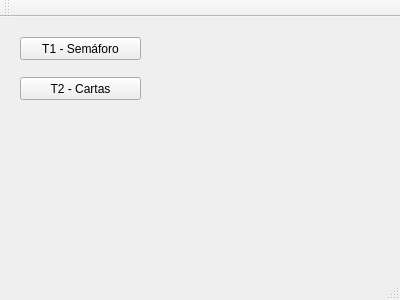
Qt form mainwindow.ui (Raimmaster/Tareas-Estructura) before a commit.
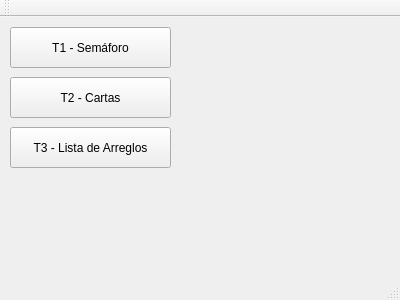
The same form after that commit.

```diff
--- a/mainwindow.ui
+++ b/mainwindow.ui
@@ -17,10 +17,10 @@
    <widget class="QPushButton" name="bT1">
     <property name="geometry">
      <rect>
-      <x>20</x>
-      <y>20</y>
-      <width>121</width>
-      <height>23</height>
+      <x>10</x>
+      <y>10</y>
+      <width>161</width>
+      <height>41</height>
      </rect>
     </property>
     <property name="text">
@@ -30,16 +30,29 @@
    <widget class="QPushButton" name="bT2">
     <property name="geometry">
      <rect>
-      <x>20</x>
+      <x>10</x>
       <y>60</y>
-      <width>121</width>
-      <height>23</height>
+      <width>161</width>
+      <height>41</height>
      </rect>
     </property>
     <property name="text">
      <string>T2 - Cartas</string>
     </property>
    </widget>
+   <widget class="QPushButton" name="bT3">
+    <property name="geometry">
+     <rect>
+      <x>10</x>
+      <y>110</y>
+      <width>161</width>
+      <height>41</height>
+     </rect>
+    </property>
+    <property name="text">
+     <string>T3 - Lista de Arreglos</string>
+    </property>
+   </widget>
   </widget>
   <widget class="QMenuBar" name="menuBar">
    <property name="geometry">
```
